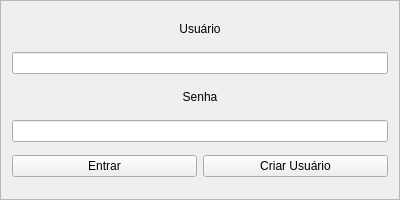
First picture: the form in view/login.ui, repository ecsanchesjr/ProjetoSeguran-a, before the edit.
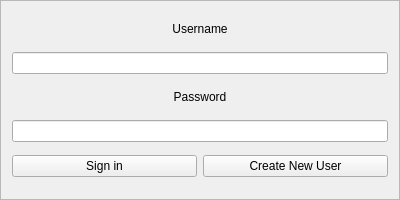
Second picture: the form after the edit.

```diff
--- a/view/login.ui
+++ b/view/login.ui
@@ -50,7 +50,7 @@
       </size>
      </property>
      <property name="text">
-      <string>Usuário</string>
+      <string>Username</string>
      </property>
      <property name="alignment">
       <set>Qt::AlignCenter</set>
@@ -69,7 +69,7 @@
       </size>
      </property>
      <property name="text">
-      <string>Senha</string>
+      <string>Password</string>
      </property>
      <property name="alignment">
       <set>Qt::AlignCenter</set>
@@ -84,14 +84,14 @@
      <item>
       <widget class="QPushButton" name="pushButton">
        <property name="text">
-        <string>Entrar</string>
+        <string>Sign in</string>
        </property>
       </widget>
      </item>
      <item>
       <widget class="QPushButton" name="pushButton_2">
        <property name="text">
-        <string>Criar Usuário</string>
+        <string>Create New User</string>
        </property>
       </widget>
      </item>
```
